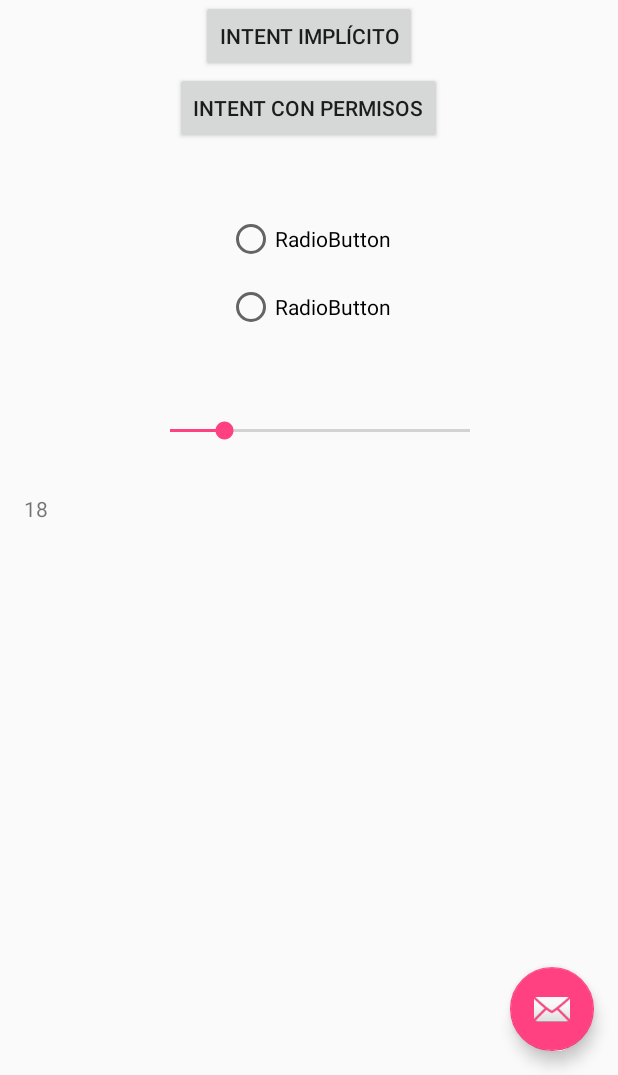
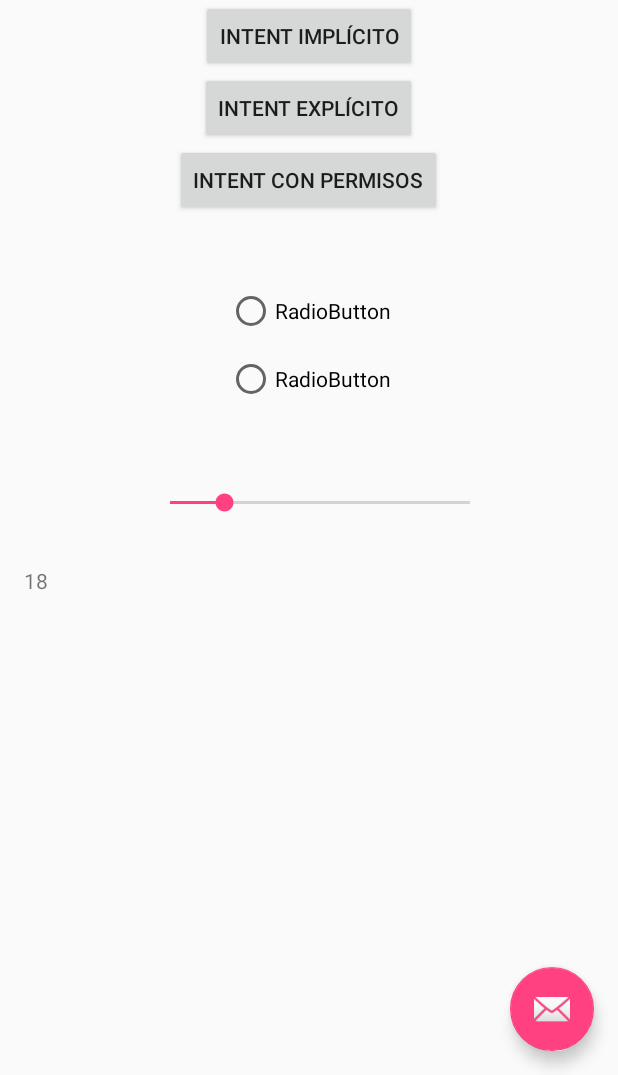
Before and after one commit to miickeyreyez/udemy-android, an Android app: the screen it shows after launch (MainActivity), on a phone screen of 412 x 824 dp, the part 161-1236 px from its top. Run offline under Robolectric (Android 15) with nearby library versions, the phone set to English and light mode, and no system bars.

Commit message:
Avance 26/09/17

```diff
--- a/LearningAndroid/app/src/main/AndroidManifest.xml
+++ b/LearningAndroid/app/src/main/AndroidManifest.xml
@@ -20,6 +20,7 @@
                 <category android:name="android.intent.category.LAUNCHER" />
             </intent-filter>
         </activity>
+        <activity android:name=".ImplicitoActivity"></activity>
         <activity android:name=".PermissionActivity" android:parentActivityName=".MainActivity">
             <meta-data android:name="android.support.PARENT_ACTIVITY" android:value=".MainActivity"></meta-data>
         </activity>
--- a/LearningAndroid/app/src/main/java/android/examples/com/learningandroid/PermissionActivity.java
+++ b/LearningAndroid/app/src/main/java/android/examples/com/learningandroid/PermissionActivity.java
@@ -169,6 +169,6 @@ public class PermissionActivity extends AppCompatActivity {
     private boolean CheckPermissions(String permission)
     {
         int result = this.checkCallingOrSelfPermission(permission);
-            return result == PackageManager.PERMISSION_GRANTED;
+        return result == PackageManager.PERMISSION_GRANTED;
     }
 }
--- a/LearningAndroid/app/src/main/res/layout/content_main.xml
+++ b/LearningAndroid/app/src/main/res/layout/content_main.xml
@@ -34,6 +34,17 @@
         app:layout_anchorGravity="center_vertical|center_horizontal" />
 
     <Button
+        android:id="@+id/btnIntentExplicito"
+        android:layout_width="wrap_content"
+        android:layout_height="wrap_content"
+        android:layout_gravity="center_vertical|center_horizontal"
+        android:text="@string/intentExplicito"
+        app:layout_anchor="@+id/include"
+        android:layout_below="@+id/btnIntentImplicito"
+        android:layout_centerHorizontal="true"
+        app:layout_anchorGravity="center_vertical|center_horizontal" />
+
+    <Button
         android:id="@+id/btnPermissions"
         android:layout_width="wrap_content"
         android:layout_height="wrap_content"
@@ -41,7 +52,7 @@
         android:text="@string/permissionsButton"
         app:layout_anchor="@+id/include"
         app:layout_anchorGravity="center_vertical|center_horizontal"
-        android:layout_below="@+id/btnIntentImplicito"
+        android:layout_below="@+id/btnIntentExplicito"
         android:layout_centerHorizontal="true" />
 
     <SeekBar
--- a/LearningAndroid/app/src/main/res/values/strings.xml
+++ b/LearningAndroid/app/src/main/res/values/strings.xml
@@ -3,4 +3,5 @@
     <string name="action_settings">Settings</string>
     <string name="permissionsButton">Intent con permisos</string>
     <string name="intentImplicito">Intent implícito</string>
+    <string name="intentExplicito">Intent explícito</string>
 </resources>
```
Also changed, not shown: LearningAndroid/app/src/main/java/android/examples/com/learningandroid/MainActivity.java (+90 -8 lines).
